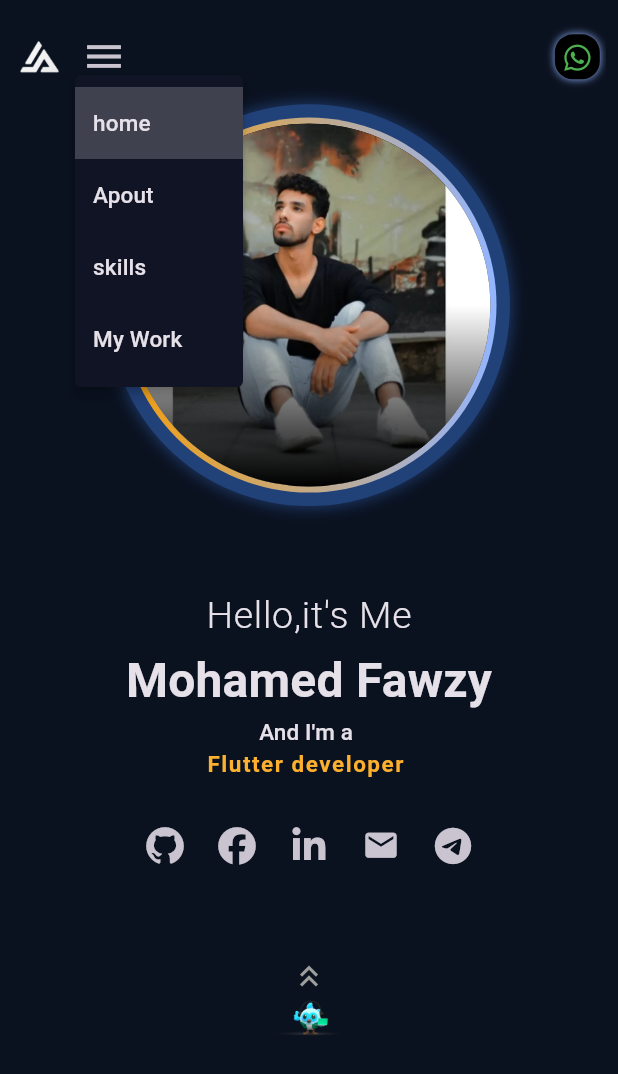
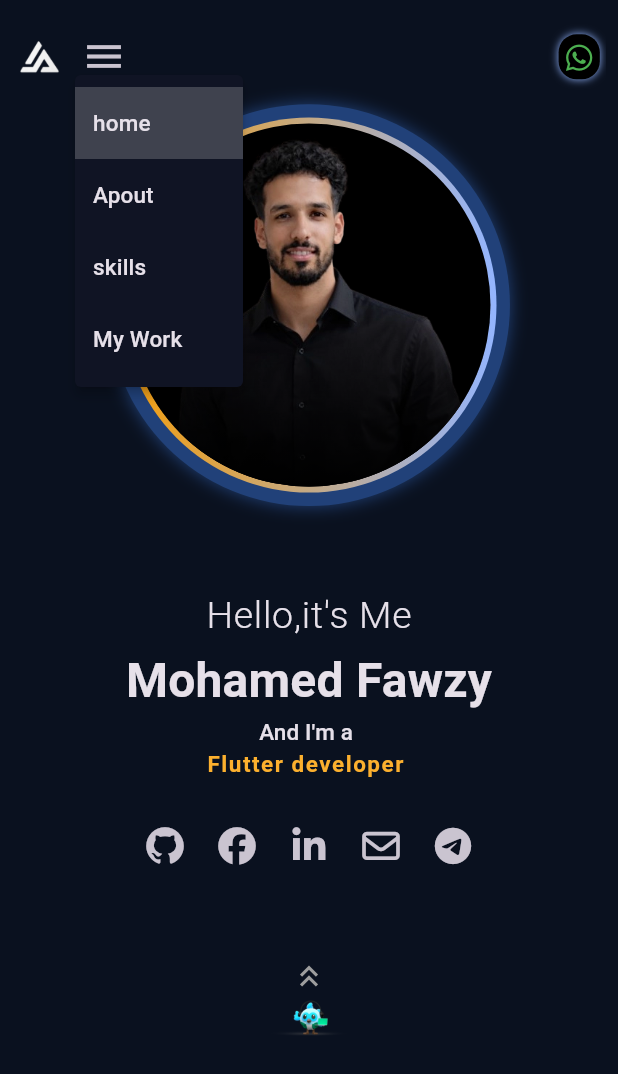
Before and after one commit to mohamed20254/Flutter-Portfolio, a Flutter app: the screen it shows after launch, after a tap on the "menu" icon, on a phone screen of 412 x 824 dp. Shown: the top 1074 px of the screen. Run offline on Flutter 3.47's test engine with Material 3 defaults, Android fonts, the phone set to English and light mode, and no system bars; drawn by our look-alikes of animated_text_kit; our stand-ins replace flutter_screenutil, font_awesome_flutter, google_fonts, percent_indicator, shimmer_animation, visibility_detector.

Commit message:
upgrade pacgaes

```diff
--- a/lib/main.dart
+++ b/lib/main.dart
@@ -1,10 +1,7 @@
 import 'package:flutter/material.dart';
 import 'package:flutter_screenutil/flutter_screenutil.dart';
-
 import 'package:google_fonts/google_fonts.dart';
-import 'package:portofilo/presentation/main/screen/main_screen.dart';
 import 'package:portofilo/presentation/splach/splach_screen.dart';
-import 'package:routemaster/routemaster.dart';
 
 void main() async {
   WidgetsFlutterBinding.ensureInitialized();
@@ -23,9 +20,10 @@ class MyApp extends StatelessWidget {
 
       // splitScreenMode: true,
       builder:
-          (final context, final child) => MaterialApp.router(
+          (final context, final child) => MaterialApp(
             debugShowCheckedModeBanner: false,
             title: 'Flutter portfilo',
+            home: const SplashView(),
             theme: ThemeData(
               brightness: Brightness.dark,
               cardColor: const Color(0xff101424),
@@ -74,43 +72,43 @@ class MyApp extends StatelessWidget {
                 ),
               ),
             ),
-            routerDelegate: RoutemasterDelegate(
-              routesBuilder: (final context) => Routing.routes,
-            ),
-            routeInformationParser: const RoutemasterParser(),
+            // routerDelegate: RoutemasterDelegate(
+            //   routesBuilder: (final context) => Routing.routes,
+            // ),
+            // routeInformationParser: const RoutemasterParser(),
             //   home: const MainScreen(),
           ),
     );
   }
 }
 
-class Routing {
-  static int? lastProjectId;
+// class Routing {
+//   static int? lastProjectId;
 
-  static final routes = RouteMap(
-    routes: {
-      '/': (_) => const MaterialPage(child: SplashView()),
-      '/main': (_) => const MaterialPage(child: MainScreen()),
-      // '/projects/:id': (final route) {
-      //   final id = int.parse(route.pathParameters['id']!);
-      //   lastProjectId = id;
-      //   final project = projects[id];
-      //   return MaterialPage(child: AllImagesScreen(images: project.images));
-      // },
+//   static final routes = RouteMap(
+//     routes: {
+//       '/': (_) => const MaterialPage(child: SplashView()),
+//       '/main': (_) => const MaterialPage(child: MainScreen()),
+//       // '/projects/:id': (final route) {
+//       //   final id = int.parse(route.pathParameters['id']!);
+//       //   lastProjectId = id;
+//       //   final project = projects[id];
+//       //   return MaterialPage(child: AllImagesScreen(images: project.images));
+//       // },
 
-      // '/full_image/:id': (final info) {
-      //   final imageIndex = int.parse(info.pathParameters['id']!); //
-      //   final project = projects[lastProjectId!]; //
-      //   final imagePath = project.images[imageIndex]; //
+//       // '/full_image/:id': (final info) {
+//       //   final imageIndex = int.parse(info.pathParameters['id']!); //
+//       //   final project = projects[lastProjectId!]; //
+//       //   final imagePath = project.images[imageIndex]; //
 
-      //   return MaterialPage(
-      //     child: FullImageView(
-      //       imagePath: imagePath,
-      //       tag: "image_$imageIndex",
-      //       backgroundColor: Colors.black,
-      //     ),
-      //   );
-      // },
-    },
-  );
-}
+//       //   return MaterialPage(
+//       //     child: FullImageView(
+//       //       imagePath: imagePath,
+//       //       tag: "image_$imageIndex",
+//       //       backgroundColor: Colors.black,
+//       //     ),
+//       //   );
+//       // },
+//     },
+//   );
+// }
--- a/lib/model/socil_model.dart
+++ b/lib/model/socil_model.dart
@@ -1,7 +1,8 @@
 import 'package:flutter/material.dart';
+import 'package:font_awesome_flutter/font_awesome_flutter.dart';
 
 class SocilModel {
-  final IconData icon;
+  final FaIconData icon;
   final void Function()? onTap;
 
   SocilModel({required this.icon, required this.onTap});
--- a/lib/presentation/home/widget/animated_intro.dart
+++ b/lib/presentation/home/widget/animated_intro.dart
@@ -77,7 +77,7 @@ class AnimatedImageContainerState extends State<AnimatedImageContainer>
 
                   shape: BoxShape.circle,
                   // borderRadius: BorderRadius.circular(30),
-                  image: DecorationImage(image: AssetImage(AppIimage.profile2)),
+                  image: DecorationImage(image: AssetImage(AppIimage.mohamed)),
                 ),
               ),
             ),
--- a/lib/presentation/home/widget/home_mobile.dart
+++ b/lib/presentation/home/widget/home_mobile.dart
@@ -30,7 +30,7 @@ Column homeMobile(final BuildContext context, final Size size) {
       },
     ),
     SocilModel(
-      icon: Icons.mail,
+      icon: FontAwesomeIcons.envelope,
       onTap: () {
         UriLuncher.launchEmail(context);
       },
@@ -127,7 +127,7 @@ Column homeMobile(final BuildContext context, final Size size) {
             socils.length,
             (final index) => IconButton(
               onPressed: socils[index].onTap,
-              icon: Icon(socils[index].icon, size: 25),
+              icon: FaIcon(socils[index].icon, size: 25),
               alignment: Alignment.center,
             ),
           ),
--- a/lib/presentation/main/screen/main_screen.dart
+++ b/lib/presentation/main/screen/main_screen.dart
@@ -1,19 +1,16 @@
 import 'package:flutter/material.dart';
 import 'package:flutter_screenutil/flutter_screenutil.dart';
 import 'package:font_awesome_flutter/font_awesome_flutter.dart';
-import 'package:portofilo/core/constant/app_color.dart';
 import 'package:portofilo/core/constant/app_iimage.dart';
 import 'package:portofilo/core/resposive/responsive.dart';
 import 'package:portofilo/core/utils/url_luncher.dart';
-import 'package:portofilo/presentation/about/screen/about_me.dart'
-    deferred as about_me;
+import 'package:portofilo/presentation/about/screen/about_me.dart';
 
 import 'package:portofilo/presentation/home/screen/home_screen.dart';
 import 'package:portofilo/presentation/main/widget/button_whatsapp.dart';
 import 'package:portofilo/presentation/main/widget/custom_animation.dart';
-import 'package:portofilo/presentation/main/widget/cv.dart' deferred as cv;
-import 'package:portofilo/presentation/main/widget/row_socil.dart'
-    deferred as socil;
+import 'package:portofilo/presentation/main/widget/cv.dart';
+import 'package:portofilo/presentation/main/widget/row_socil.dart';
 import 'package:portofilo/presentation/main/widget/section_widget.dart';
 import 'package:portofilo/presentation/skills/screen/my_skills_screen.dart';
 import 'package:portofilo/presentation/projects/screen/project_screen.dart';
@@ -59,7 +56,7 @@ class _MainScreenState extends State<MainScreen> {
       final box = context.findRenderObject() as RenderBox;
       final position = box.localToGlobal(Offset.zero).dy;
 
-      if (position <= 100) {
+      if (position <= 100 && currentIndex != index) {
         setState(() {
           currentIndex = index;
         });
@@ -118,9 +115,8 @@ class _MainScreenState extends State<MainScreen> {
                       child: CustomAnimatedSlide(
                         key: apout,
                         valueKey: const ValueKey("apout_meKey"),
-                        builder:
-                            () => about_me.AboutMe(size: size, apoutey: apout),
-                        onLoad: () => about_me.loadLibrary(),
+                        builder: () => AboutMe(size: size, apoutey: apout),
+                        onLoad: () async {},
                       ),
                     ),
 
@@ -166,12 +162,12 @@ class _MainScreenState extends State<MainScreen> {
                         ? SliverToBoxAdapter(
                           child: CustomAnimatedSlide(
                             valueKey: const ValueKey("row_socil"),
-                            onLoad: () => socil.loadLibrary(),
+                            onLoad: () async {},
                             builder:
                                 // ignore: prefer_const_constructors
                                 () => Row(
                                   mainAxisAlignment: MainAxisAlignment.center,
-                                  children: [socil.RowSocil()],
+                                  children: [RowSocil()],
                                 ),
                           ),
                         )
@@ -212,7 +208,7 @@ class _MainScreenState extends State<MainScreen> {
       children: [
         CustomAnimatedSlide(
           valueKey: const ValueKey("cv_key"),
-          onLoad: () => cv.loadLibrary(),
+          onLoad: () async {},
           builder:
               () => Column(
                 children: [
@@ -223,14 +219,20 @@ class _MainScreenState extends State<MainScreen> {
                     style: Theme.of(context).textTheme.titleSmall,
                   ),
                   const SizedBox(height: 30),
-                  cv.CustomButtonCv(
+                  CustomButtonCv(
+                    iscv: true,
                     title: "Download CV",
                     dec:
                         "Get my complete  resume with detailed experience,\n skills, and achievements",
-                    icon: Icons.download,
+                    icon: FontAwesomeIcons.download,
                     color: const Color.fromARGB(255, 47, 108, 241),
-                    textbuton: "Download Now",
-                    ontap: () {},
+                    textbuton: "Download",
+                    ontap: () {
+                      UriLuncher.launchurl(
+                        "https://drive.google.com/uc?export=download&id=1kJwoTAD4Lz9GnD1B3tdYtqbQPjp0X4Ut",
+                        context: context,
+                      );
+                    },
                   ),
                 ],
               ),
@@ -238,10 +240,10 @@ class _MainScreenState extends State<MainScreen> {
         const SizedBox(height: 20),
         Responsive.isTablet(context)
             ? CustomAnimatedSlide(
-              onLoad: () => cv.loadLibrary(),
+              onLoad: () async {},
               valueKey: const ValueKey("button Whatsapp"),
               builder:
-                  () => cv.CustomButtonCv(
+                  () => CustomButtonCv(
                     title: "WhatsApp Chat",
                     dec:
                         "Let's discuss your project requirements and  how I \n can help you achieve your goals",
--- a/lib/presentation/main/widget/button_whatsapp.dart
+++ b/lib/presentation/main/widget/button_whatsapp.dart
@@ -33,7 +33,7 @@ InkWell buttonWhatsapp(
               ),
               child: const Row(
                 children: [
-                  Icon(
+                  FaIcon(
                     FontAwesomeIcons.whatsapp,
                     color: Colors.green,
                     size: 20,
--- a/lib/presentation/main/widget/custom_animation.dart
+++ b/lib/presentation/main/widget/custom_animation.dart
@@ -48,9 +48,18 @@ class _CustomAnimatedSlideState extends State<CustomAnimatedSlide> {
                   : Matrix4.translationValues(0, 60, 0),
           child:
               _loaded
-                  ? widget
-                      .builder() // ⬅ يتبني بعد التحميل فقط
-                  : Container(height: 200), // placeholder
+                  ? widget.builder()
+                  : Container(
+                    constraints: const BoxConstraints(
+                      maxWidth: 100,
+                      maxHeight: 300,
+                    ),
+
+                    child: const Text(
+                      "wait...",
+                      style: TextStyle(fontSize: 20, color: Colors.white),
+                    ),
+                  ), // placeholder
         ),
       ),
     );
--- a/lib/presentation/main/widget/cv.dart
+++ b/lib/presentation/main/widget/cv.dart
@@ -1,15 +1,20 @@
 import 'package:flutter/material.dart';
+import 'package:font_awesome_flutter/font_awesome_flutter.dart';
 import 'package:portofilo/core/constant/app_color.dart';
+import 'package:portofilo/core/utils/url_luncher.dart';
 
 class CustomButtonCv extends StatelessWidget {
   final String title;
   final String dec;
-  final IconData icon;
+  final FaIconData icon;
   final Color color;
   final String textbuton;
   final VoidCallback ontap;
 
+  final bool iscv;
+
   const CustomButtonCv({
+    this.iscv = false,
     super.key,
     required this.title,
     required this.dec,
@@ -33,7 +38,7 @@ class CustomButtonCv extends StatelessWidget {
         children: [
           CircleAvatar(
             backgroundColor: color.withValues(alpha: 0.5),
-            child: Icon(icon),
+            child: FaIcon(icon),
           ),
           const SizedBox(height: 20),
           Text(title, style: Theme.of(context).textTheme.bodyMedium),
@@ -57,6 +62,27 @@ class CustomButtonCv extends StatelessWidget {
               style: Theme.of(context).textTheme.bodySmall!.copyWith(),
             ),
           ),
+          const SizedBox(height: 10),
+          iscv
+              ? ElevatedButton(
+                style: ElevatedButton.styleFrom(
+                  backgroundColor: const Color.fromARGB(255, 173, 122, 12),
+                  shape: RoundedRectangleBorder(
+                    borderRadius: BorderRadiusGeometry.circular(15),
+                  ),
+                ),
+                onPressed: () {
+                  UriLuncher.launchurl(
+                    "https://drive.google.com/file/d/1kJwoTAD4Lz9GnD1B3tdYtqbQPjp0X4Ut/view?usp=drive_link",
+                    context: context,
+                  );
+                },
+                child: Text(
+                  "    View    ",
+                  style: Theme.of(context).textTheme.bodySmall!.copyWith(),
+                ),
+              )
+              : const SizedBox(),
         ],
       ),
     );
--- a/lib/presentation/main/widget/row_socil.dart
+++ b/lib/presentation/main/widget/row_socil.dart
@@ -31,7 +31,7 @@ class RowSocil extends StatelessWidget {
         },
       ),
       SocilModel(
-        icon: Icons.mail,
+        icon: FontAwesomeIcons.envelope,
         onTap: () {
           UriLuncher.launchEmail(context);
         },
@@ -58,7 +58,7 @@ class RowSocil extends StatelessWidget {
             ),
             child: IconButton(
               onPressed: socils[index].onTap,
-              icon: Icon(socils[index].icon, size: 25),
+              icon: FaIcon(socils[index].icon, size: 25),
               alignment: Alignment.center,
             ),
           ),
--- a/lib/presentation/projects/widget/dialog_project_detils.dart
+++ b/lib/presentation/projects/widget/dialog_project_detils.dart
@@ -190,7 +190,7 @@ class _DialogProjectDetilsState extends State<DialogProjectDetils> {
               style: Theme.of(context).textTheme.labelLarge,
             ),
 
-            const Icon(FontAwesomeIcons.github, color: Colors.grey),
+            const FaIcon(FontAwesomeIcons.github, color: Colors.grey),
           ],
         ),
       ),
--- a/lib/presentation/splach/splach_screen.dart
+++ b/lib/presentation/splach/splach_screen.dart
@@ -1,8 +1,9 @@
 import 'dart:async';
 import 'package:flutter/material.dart';
 import 'package:portofilo/presentation/home/widget/animated_intro.dart';
+import 'package:portofilo/presentation/main/screen/main_screen.dart'
+    deferred as mainscreen;
 import 'package:portofilo/presentation/splach/animated_loading_text.dart';
-import 'package:routemaster/routemaster.dart';
 
 class SplashView extends StatefulWidget {
   const SplashView({super.key});
@@ -14,8 +15,12 @@ class _SplashViewState extends State<SplashView> {
   @override
   void initState() {
     super.initState();
-    Timer(const Duration(seconds: 3), () {
-      Routemaster.of(context).replace('/main');
+    Timer(const Duration(seconds: 3), () async {
+      await mainscreen.loadLibrary();
+      Navigator.pushReplacement(
+        context,
+        MaterialPageRoute(builder: (final context) => mainscreen.MainScreen()),
+      );
     });
   }
 
```
Also changed, not shown: analysis_options.yaml (+9 -0 lines), lib/core/utils/url_luncher.dart (+2 -5 lines), lib/presentation/home/widget/home_disktop.dart (+5 -4 lines), pubspec.yaml (+3 -4 lines), assets/images/mohamed2.webp (deleted), assets/images/preview.webp, pubspec.lock, 5 other files.
